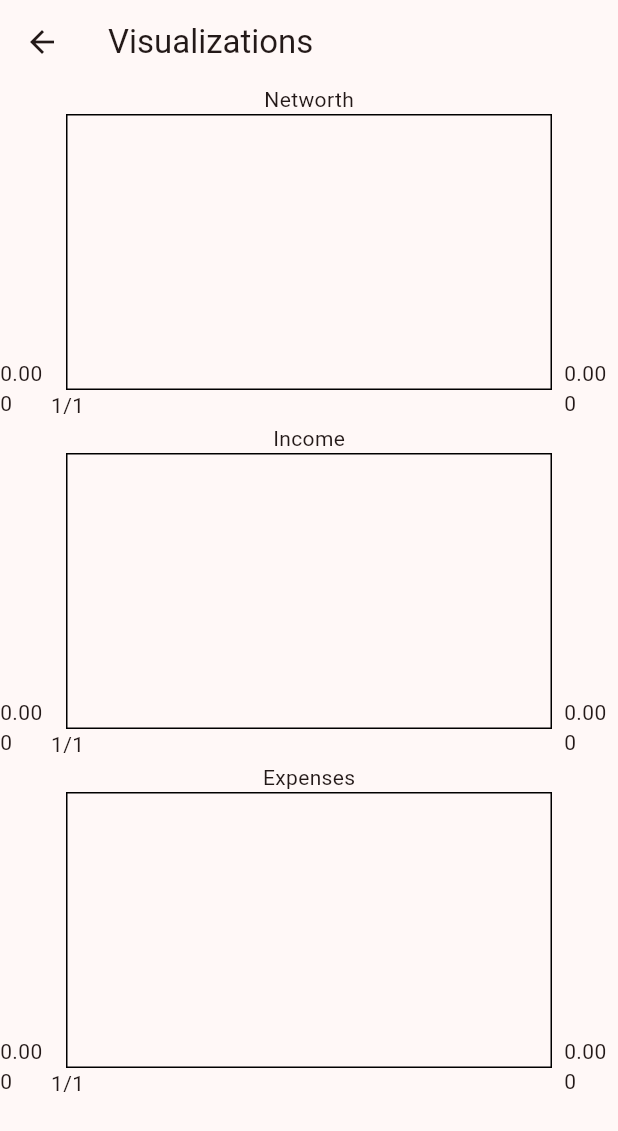
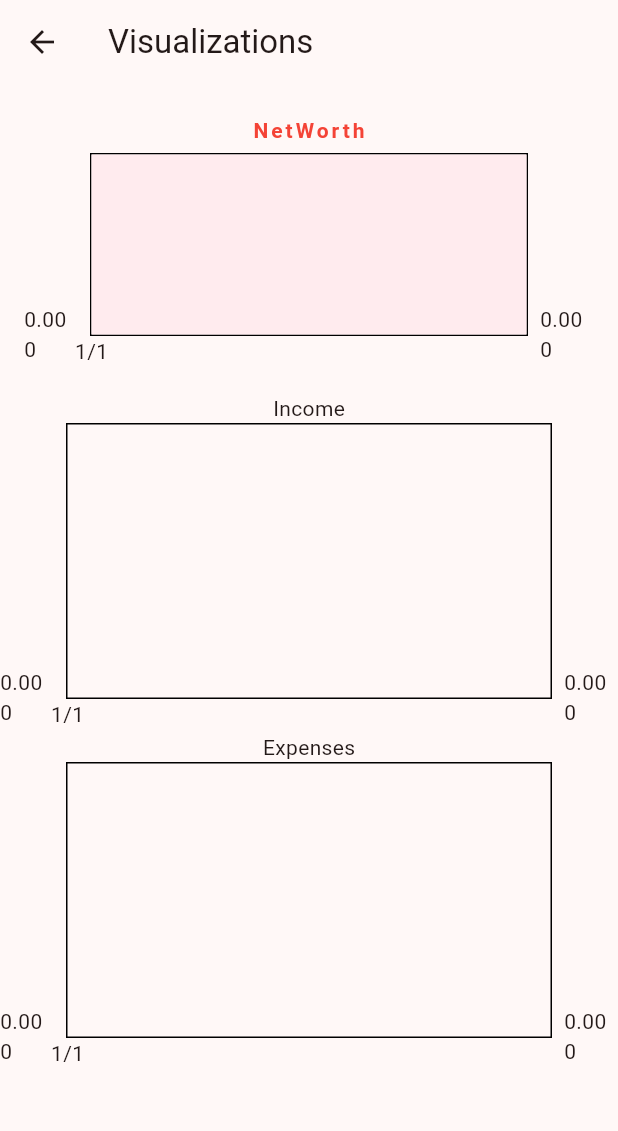
Before and after one commit to AlvaroEPena/4250-Budget_App, a Flutter app: the visualizationsPage screen opened directly, on a phone screen of 412 x 824 dp. Shown: the top 1131 px of the screen. Run offline on Flutter 3.47's test engine with Material 3 defaults, Android fonts, the phone set to English and light mode, and no system bars; drawn by our look-alikes of fl_chart; our stand-ins replace hive, hive_flutter; accounts and stored records are empty.

Commit message:
customized netWorth graph testing/ researching customizations and features of flChart

```diff
--- a/lib/visualizationsPage.dart
+++ b/lib/visualizationsPage.dart
@@ -30,18 +30,28 @@ class _visualizationsPage extends State<visualizationsPage> {
     return Scaffold(
       appBar: AppBar(title: const Text('Visualizations')),
       body: SingleChildScrollView( child: Column( children: [
-        const Text('Networth'), Center( child: AspectRatio( aspectRatio: 2.0,
-            child:
+        Center( child: AspectRatio( aspectRatio: 2.0,
+            child: Padding(padding: const EdgeInsets.all(16.0) ,child:
             LineChart(
                 LineChartData(
                   lineBarsData: [
                     LineChartBarData(
+                      color: Colors.red,
+                        barWidth: 4,
                         spots:
                         createGraphPoints(netPoints)
                     )
                   ],
+                  backgroundColor: Colors.red[50],
                   titlesData: FlTitlesData (
                       topTitles: const AxisTitles(
+                        axisNameWidget: Text('NetWorth',
+                            style: TextStyle(
+                            color: Colors.red,
+                            fontWeight: FontWeight.bold,
+                              letterSpacing: 2
+                        )),
+                          axisNameSize: 30,
                           sideTitles: SideTitles(
                             showTitles: false,
                           )
@@ -57,7 +67,7 @@ class _visualizationsPage extends State<visualizationsPage> {
                 ))
         )
         )
-        ,const Text('Income'), Center( child: AspectRatio( aspectRatio: 2.0,
+        ),const Text('Income'), Center( child: AspectRatio( aspectRatio: 2.0,
           child:
             LineChart(
                 LineChartData(
@@ -180,9 +190,13 @@ class _visualizationsPage extends State<visualizationsPage> {
         net.add(Datapoint(incomePoints[i].day, incomePoints[i].month,
             incomePoints[i].year, netAmount + incomePoints[i].amount));
         netAmount = netAmount + incomePoints[i].amount;
+      } else if (i < expendPoints.length) {
+        net.add(Datapoint(expendPoints[i].day, expendPoints[i].month,
+            expendPoints[i].year, netAmount + (expendPoints[i].amount * -1)));
+        netAmount = netAmount + (expendPoints[i].amount * -1);
       }
 
-      if (i < expendPoints.length) {
+      if (i == expendPoints.length) {
         net.add(Datapoint(expendPoints[i].day, expendPoints[i].month,
             expendPoints[i].year, netAmount + (expendPoints[i].amount * -1)));
         netAmount = netAmount + (expendPoints[i].amount * -1);
```
